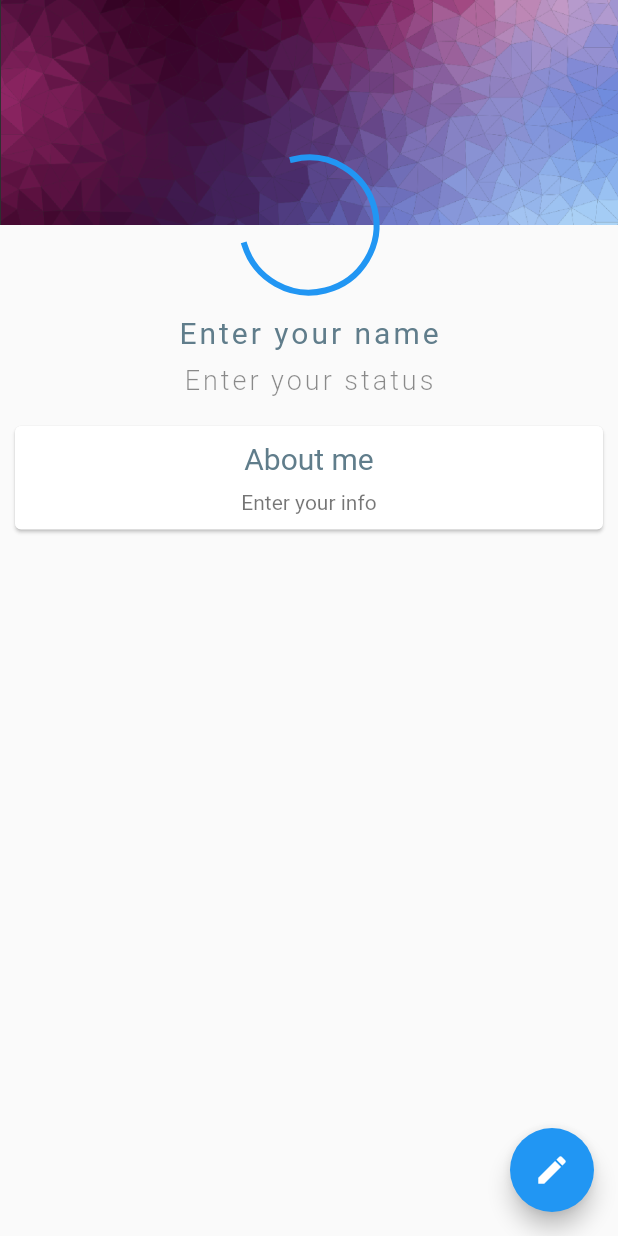
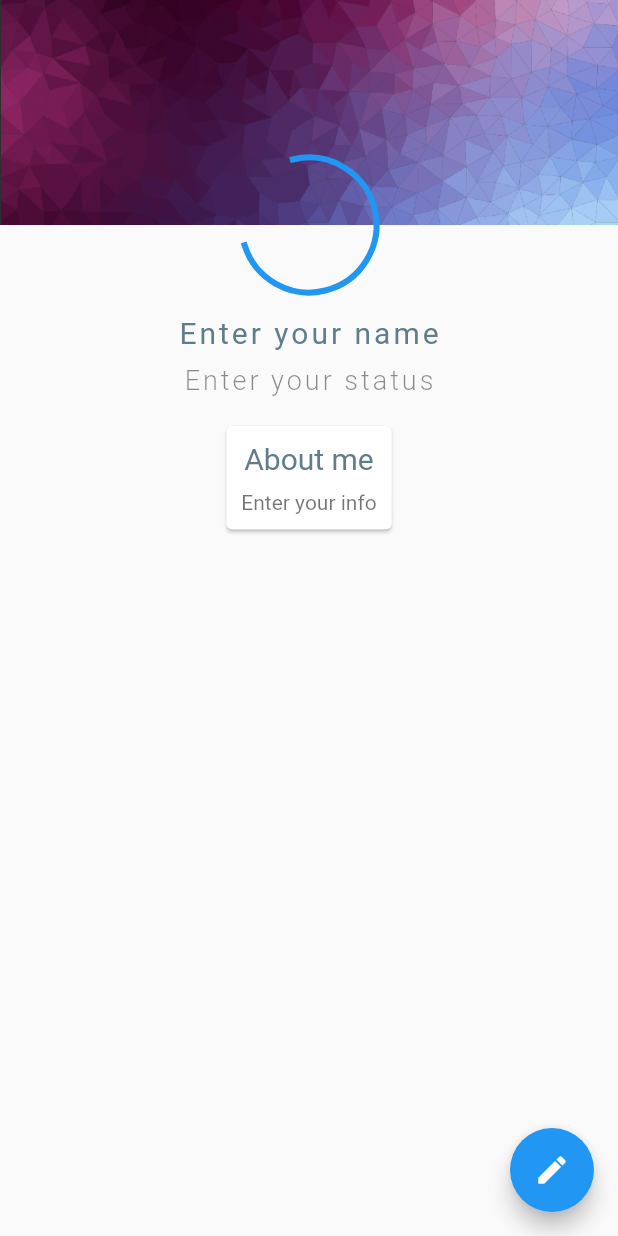
Before and after one commit to Artem1602/We_travel_Flutter, a Flutter app: the ProfilePage screen opened directly, on a phone screen of 412 x 824 dp. Run offline on Flutter 3.47's test engine with Material 2 defaults, Android fonts, the phone set to English and light mode, and no system bars; our stand-ins replace dio, firebase_core, firebase_storage, flutter_image_compress, flutter_keyboard_visibility, flutter_login and 5 more; missing offline and left inert: video_thumbnail; accounts and stored records are empty; generated files the repository leaves out were written again.

```diff
--- a/lib/ui_tabs/account/ProfilePage.dart
+++ b/lib/ui_tabs/account/ProfilePage.dart
@@ -70,10 +70,8 @@ class ProfilePage extends StatelessWidget {
                       SizedBox(
                         height: 20,
                       ),
-                      Container(
-                        width: double.infinity,
-                        child: Card(
-                            margin: EdgeInsets.fromLTRB(10, 0, 10, 10),
+                      Card(
+                          margin: EdgeInsets.fromLTRB(10, 0, 10, 0),
                           child: Padding(
                             padding: EdgeInsets.symmetric(
                                 vertical: 10, horizontal: 10),
@@ -94,7 +92,6 @@ class ProfilePage extends StatelessWidget {
                               ],
                             ),
                           )),
-                      ),
                     ],
                   ),
                 ));
```
Also changed, not shown: lib/ui_screens/VideoScreen.dart (added, +16 -0 lines), lib/ui_tabs/myVideo/MyVideoTab.dart (+20 -7 lines). Lines whose indentation alone changed are shown as unchanged.
